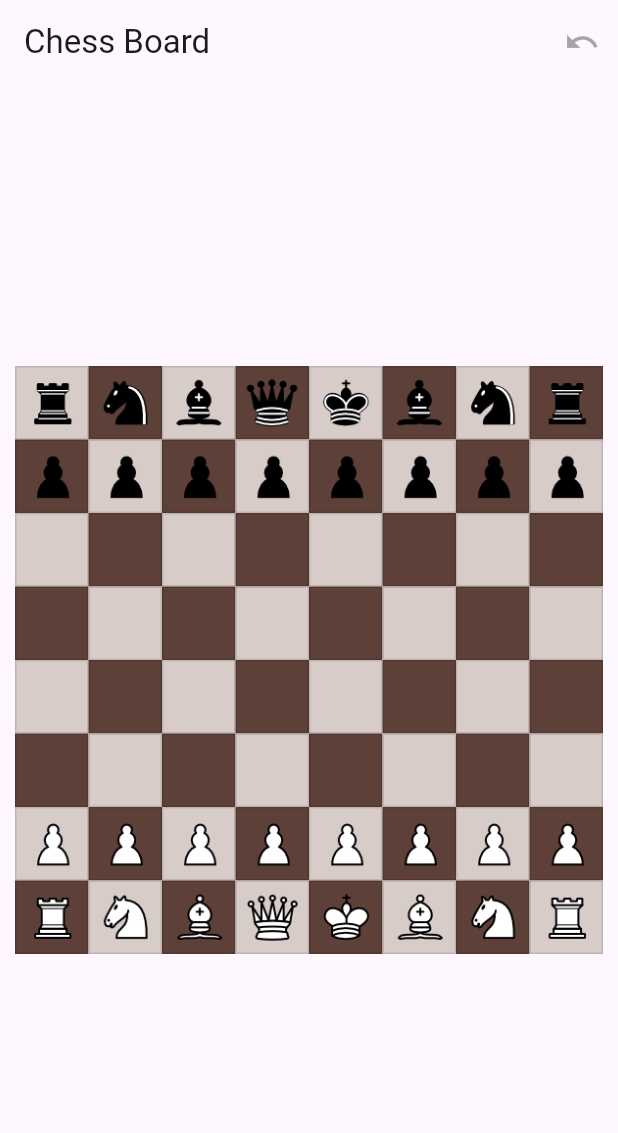
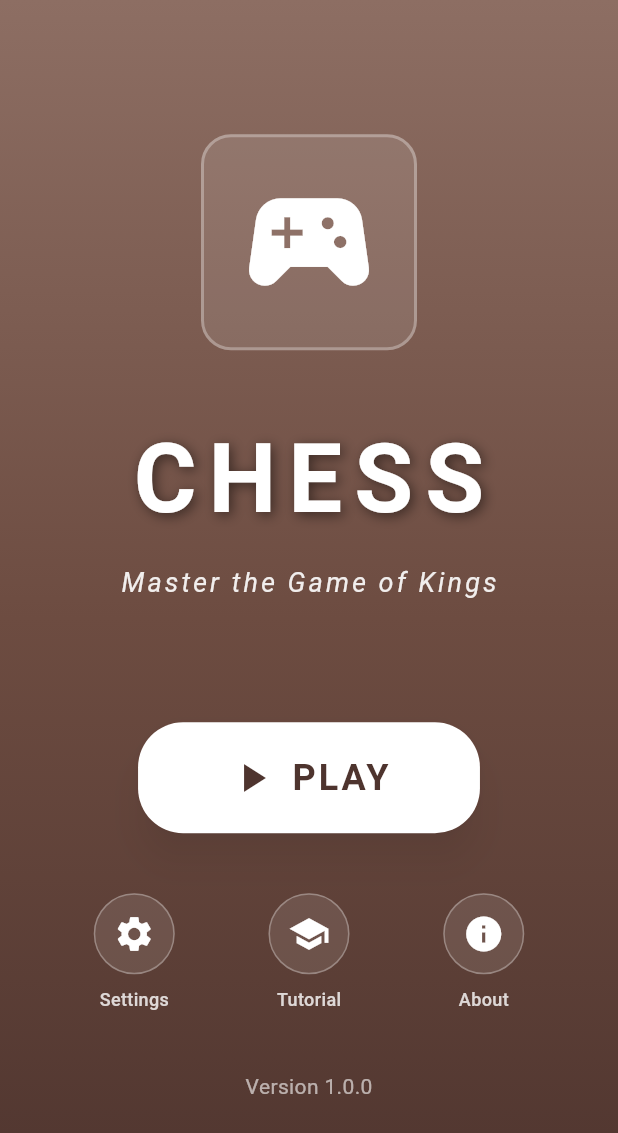
Before and after one commit to Subhendu-Kumar/sgames, a Flutter app: the screen it shows after launch, on a phone screen of 412 x 824 dp. Shown: the top 1133 px of the screen. Run offline on Flutter 3.47's test engine with Material 3 defaults, Android fonts, the phone set to English and light mode, and no system bars.

Commit message:
chess home page and some code organization

```diff
--- /dev/null
+++ b/lib/chess/presentation/view/chess_home_page.dart
@@ -0,0 +1,160 @@
+// ignore_for_file: deprecated_member_use
+
+import 'package:flutter/material.dart';
+import 'package:sgames/core/utils/show_snackbar.dart';
+import 'package:sgames/chess/presentation/view/chess_board.dart';
+import 'package:sgames/chess/presentation/widgets/about_dialog_w.dart';
+import 'package:sgames/chess/presentation/widgets/secondary_button.dart';
+
+class ChessHomePage extends StatelessWidget {
+  const ChessHomePage({super.key});
+
+  @override
+  Widget build(BuildContext context) {
+    return Scaffold(
+      body: Container(
+        decoration: BoxDecoration(
+          gradient: LinearGradient(
+            begin: Alignment.topCenter,
+            end: Alignment.bottomCenter,
+            colors: [
+              Colors.brown[400]!,
+              Colors.brown[600]!,
+              Colors.brown[800]!,
+            ],
+          ),
+        ),
+        child: SafeArea(
+          child: Column(
+            mainAxisAlignment: MainAxisAlignment.center,
+            children: [
+              // Chess Icon/Logo
+              Container(
+                padding: const EdgeInsets.all(20),
+                decoration: BoxDecoration(
+                  color: Colors.white.withOpacity(0.1),
+                  borderRadius: BorderRadius.circular(20),
+                  border: Border.all(
+                    color: Colors.white.withOpacity(0.3),
+                    width: 2,
+                  ),
+                ),
+                child: Icon(
+                  Icons.sports_esports,
+                  size: 100,
+                  color: Colors.white,
+                ),
+              ),
+              const SizedBox(height: 40),
+              // Game Title
+              Text(
+                'CHESS',
+                style: TextStyle(
+                  fontSize: 64,
+                  fontWeight: FontWeight.bold,
+                  color: Colors.white,
+                  letterSpacing: 8,
+                  shadows: [
+                    Shadow(
+                      blurRadius: 10,
+                      color: Colors.black.withOpacity(0.5),
+                      offset: const Offset(2, 2),
+                    ),
+                  ],
+                ),
+              ),
+              const SizedBox(height: 10),
+              // Subtitle
+              Text(
+                'Master the Game of Kings',
+                style: TextStyle(
+                  fontSize: 18,
+                  color: Colors.white.withOpacity(0.9),
+                  fontStyle: FontStyle.italic,
+                  letterSpacing: 2,
+                ),
+              ),
+              const SizedBox(height: 80),
+              // Play Button
+              ElevatedButton(
+                onPressed: () {
+                  Navigator.push(
+                    context,
+                    MaterialPageRoute(builder: (context) => const ChessBoard()),
+                  );
+                },
+                style: ElevatedButton.styleFrom(
+                  backgroundColor: Colors.white,
+                  foregroundColor: Colors.brown[800],
+                  padding: const EdgeInsets.symmetric(
+                    horizontal: 60,
+                    vertical: 20,
+                  ),
+                  shape: RoundedRectangleBorder(
+                    borderRadius: BorderRadius.circular(30),
+                  ),
+                  elevation: 10,
+                  shadowColor: Colors.black.withOpacity(0.3),
+                ),
+                child: Row(
+                  mainAxisSize: MainAxisSize.min,
+                  children: [
+                    Icon(Icons.play_arrow, size: 32, color: Colors.brown[800]),
+                    const SizedBox(width: 10),
+                    Text(
+                      'PLAY',
+                      style: TextStyle(
+                        fontSize: 24,
+                        fontWeight: FontWeight.bold,
+                        letterSpacing: 2,
+                        color: Colors.brown[800],
+                      ),
+                    ),
+                  ],
+                ),
+              ),
+              const SizedBox(height: 40),
+              // Additional buttons (optional)
+              Row(
+                mainAxisAlignment: MainAxisAlignment.spaceEvenly,
+                children: [
+                  // Settings Button
+                  SecondaryButton(
+                    icon: Icons.settings,
+                    label: 'Settings',
+                    onPressed: () =>
+                        showSnackBar(context, "Settings coming soon!"),
+                  ),
+                  // Tutorial Button
+                  SecondaryButton(
+                    icon: Icons.school,
+                    label: 'Tutorial',
+                    onPressed: () =>
+                        showSnackBar(context, "Tutorial coming soon!"),
+                  ),
+                  // About Button
+                  SecondaryButton(
+                    icon: Icons.info,
+                    label: 'About',
+                    onPressed: () {
+                      AboutDialogW.show(context);
+                    },
+                  ),
+                ],
+              ),
+              const SizedBox(height: 40),
+              // Footer
+              Text(
+                'Version 1.0.0',
+                style: TextStyle(
+                  color: Colors.white.withOpacity(0.6),
+                  fontSize: 14,
+                ),
+              ),
+            ],
+          ),
+        ),
+      ),
+    );
+  }
+}
--- /dev/null
+++ b/lib/chess/presentation/widgets/about_dialog_w.dart
@@ -0,0 +1,39 @@
+import 'package:flutter/material.dart';
+
+class AboutDialogW extends StatelessWidget {
+  const AboutDialogW({super.key});
+
+  static void show(BuildContext context) {
+    showDialog(
+      context: context,
+      builder: (BuildContext context) => const AboutDialogW(),
+    );
+  }
+
+  @override
+  Widget build(BuildContext context) {
+    return AlertDialog(
+      title: const Text('About Chess Game'),
+      content: const Column(
+        mainAxisSize: MainAxisSize.min,
+        crossAxisAlignment: CrossAxisAlignment.start,
+        children: [
+          Text('A beautiful Flutter chess game with:'),
+          SizedBox(height: 10),
+          Text('• Interactive chess board'),
+          Text('• Move tracking and history'),
+          Text('• Undo functionality'),
+          Text('• Intuitive tap-to-move controls'),
+          SizedBox(height: 15),
+          Text('Developed with Flutter'),
+        ],
+      ),
+      actions: [
+        TextButton(
+          onPressed: () => Navigator.of(context).pop(),
+          child: const Text('Close'),
+        ),
+      ],
+    );
+  }
+}
--- /dev/null
+++ b/lib/chess/presentation/widgets/secondary_button.dart
@@ -0,0 +1,45 @@
+// ignore_for_file: deprecated_member_use
+
+import 'package:flutter/material.dart';
+
+class SecondaryButton extends StatelessWidget {
+  final IconData icon;
+  final String label;
+  final VoidCallback onPressed;
+
+  const SecondaryButton({
+    super.key,
+    required this.icon,
+    required this.label,
+    required this.onPressed,
+  });
+
+  @override
+  Widget build(BuildContext context) {
+    return Column(
+      children: [
+        Container(
+          decoration: BoxDecoration(
+            color: Colors.white.withOpacity(0.1),
+            borderRadius: BorderRadius.circular(50),
+            border: Border.all(color: Colors.white.withOpacity(0.3), width: 1),
+          ),
+          child: IconButton(
+            onPressed: onPressed,
+            icon: Icon(icon, color: Colors.white, size: 28),
+            padding: const EdgeInsets.all(12),
+          ),
+        ),
+        const SizedBox(height: 8),
+        Text(
+          label,
+          style: TextStyle(
+            color: Colors.white.withOpacity(0.8),
+            fontSize: 12,
+            fontWeight: FontWeight.w500,
+          ),
+        ),
+      ],
+    );
+  }
+}
--- /dev/null
+++ b/lib/core/utils/show_snackbar.dart
@@ -0,0 +1,7 @@
+import 'package:flutter/material.dart';
+
+void showSnackBar(BuildContext context, String message) {
+  ScaffoldMessenger.of(context)
+    ..hideCurrentSnackBar()
+    ..showSnackBar(SnackBar(content: Text(message)));
+}
--- a/lib/main.dart
+++ b/lib/main.dart
@@ -1,21 +1,6 @@
+import 'package:sgames/s_games.dart';
 import 'package:flutter/material.dart';
-import 'package:sgames/chess/view/chess_board.dart';
 
 void main() {
-  runApp(const MyApp());
+  runApp(const SGames());
 }
-
-class MyApp extends StatelessWidget {
-  const MyApp({super.key});
-  @override
-  Widget build(BuildContext context) {
-    return MaterialApp(
-      title: 'S Games',
-      theme: ThemeData(
-        colorScheme: ColorScheme.fromSeed(seedColor: Colors.deepPurple),
-      ),
-      debugShowCheckedModeBanner: false,
-      home: const ChessBoard(),
-    );
-  }
-}
--- /dev/null
+++ b/lib/s_games.dart
@@ -0,0 +1,17 @@
+import 'package:flutter/material.dart';
+import 'package:sgames/chess/presentation/view/chess_home_page.dart';
+
+class SGames extends StatelessWidget {
+  const SGames({super.key});
+  @override
+  Widget build(BuildContext context) {
+    return MaterialApp(
+      title: 'S Games',
+      theme: ThemeData(
+        colorScheme: ColorScheme.fromSeed(seedColor: Colors.deepPurple),
+      ),
+      debugShowCheckedModeBanner: false,
+      home: const ChessHomePage(),
+    );
+  }
+}
```
Also changed, not shown: lib/chess/presentation/view/chess_board.dart (renamed from lib/chess/view/chess_board.dart), 1 other file.
